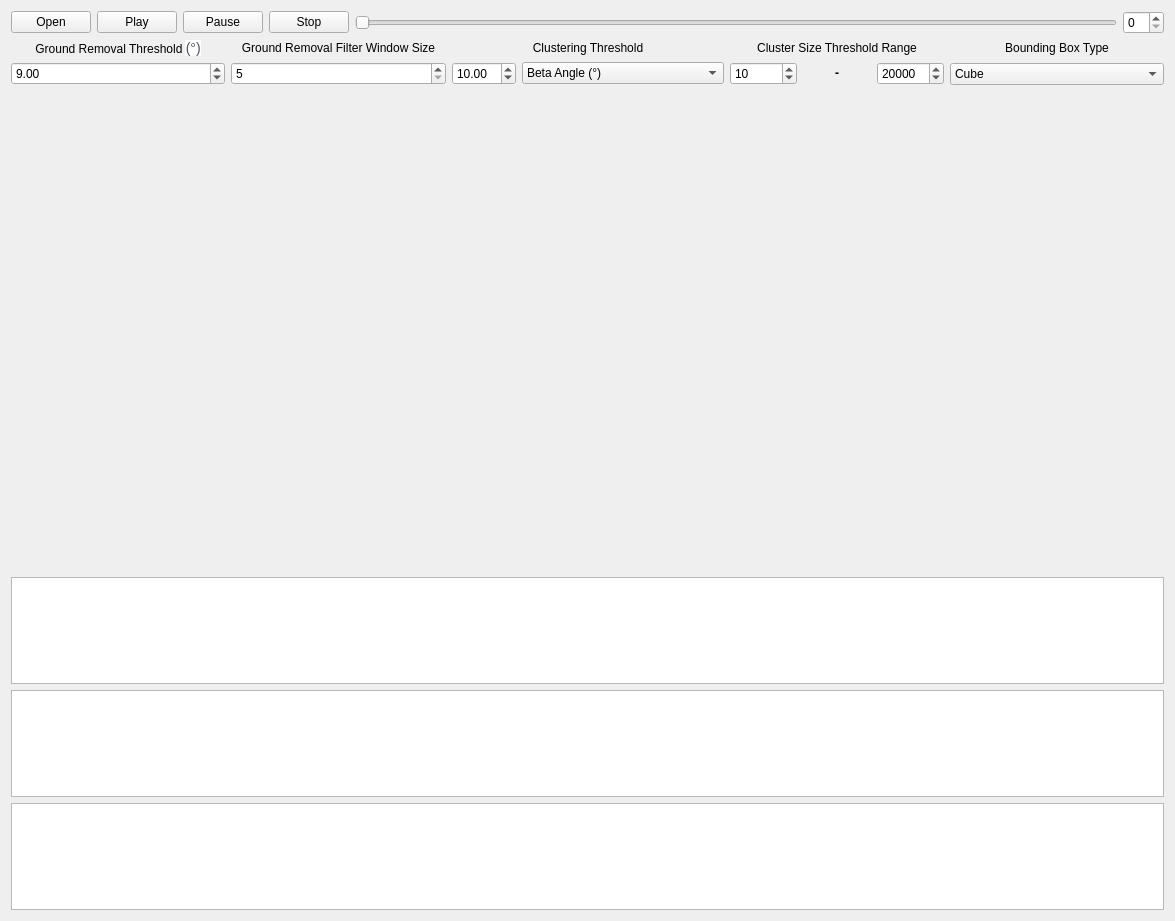
Above: src/src/visualization/ui/visualization.ui from cpsintegrationlab/depth_clustering before the change. Below: the same form after it.
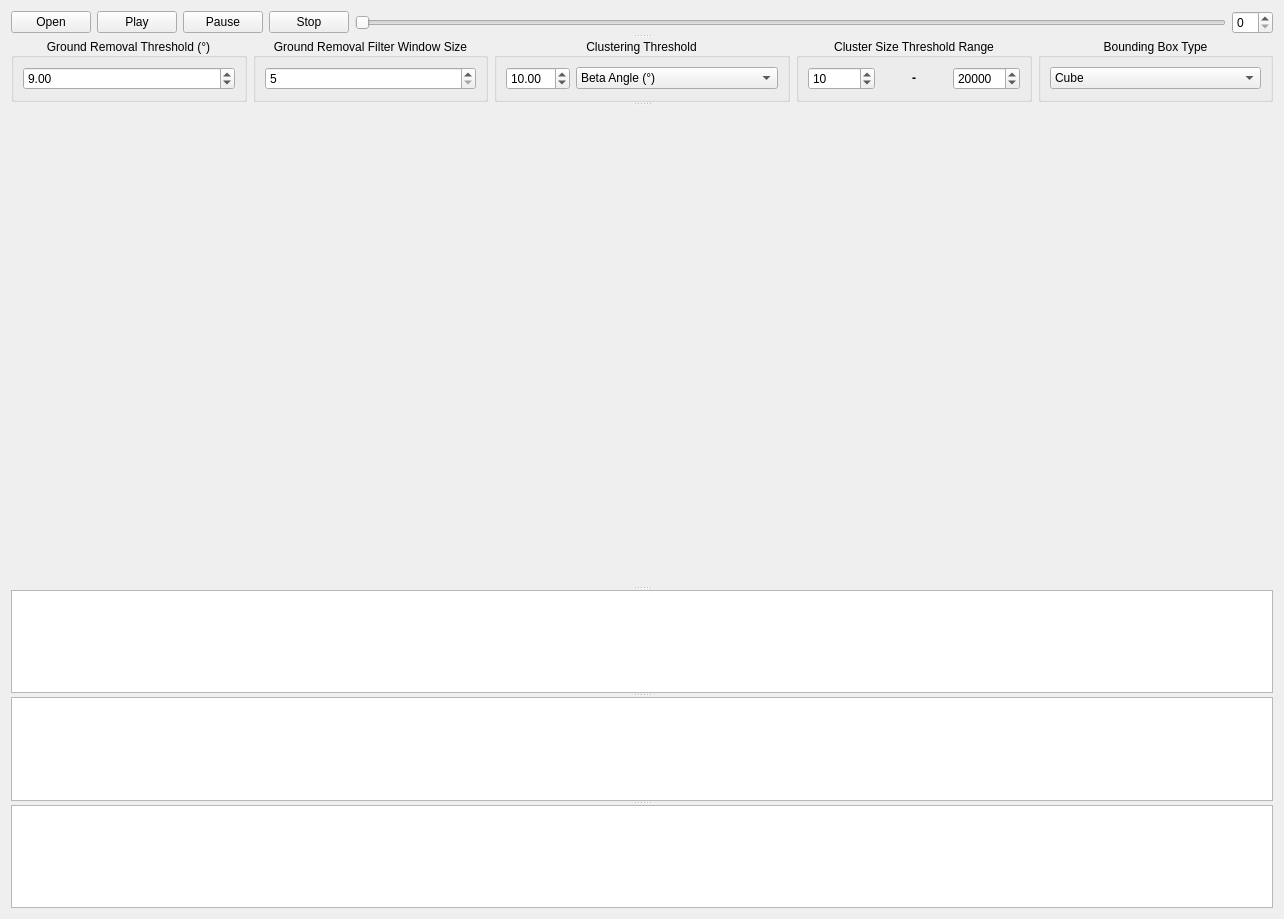
That is the form after the change. Custom widgets are drawn as their Qt base class.

Commit message: Change UI layout to splitter

Patch:
```diff
--- a/src/src/visualization/ui/visualization.ui
+++ b/src/src/visualization/ui/visualization.ui
@@ -6,8 +6,8 @@
    <rect>
     <x>0</x>
     <y>0</y>
-    <width>1175</width>
-    <height>921</height>
+    <width>1284</width>
+    <height>919</height>
    </rect>
   </property>
   <property name="sizePolicy">
@@ -19,10 +19,13 @@
   <property name="windowTitle">
    <string>Form</string>
   </property>
-  <layout class="QGridLayout" name="gridLayout">
+  <layout class="QGridLayout" name="gridLayout_6">
    <item row="0" column="0">
-    <layout class="QVBoxLayout" name="layout_vertical_control">
-     <item>
+    <widget class="QSplitter" name="splitter">
+     <property name="orientation">
+      <enum>Qt::Vertical</enum>
+     </property>
+     <widget class="QWidget" name="">
       <layout class="QHBoxLayout" name="layout_horizontal_control">
        <item>
         <widget class="QPushButton" name="button_open">
@@ -63,19 +66,22 @@
         <widget class="QSpinBox" name="spin_frame"/>
        </item>
       </layout>
-     </item>
-     <item>
+     </widget>
+     <widget class="QWidget" name="">
       <layout class="QHBoxLayout" name="layout_horizontal_parameter">
        <item>
-        <layout class="QVBoxLayout" name="layout_vertical_angle_ground_removal">
-         <item>
-          <widget class="QLabel" name="label_angle_ground_removal">
-           <property name="text">
-            <string>&lt;html&gt;&lt;head/&gt;&lt;body&gt;&lt;p align=&quot;center&quot;&gt;Ground Removal Threshold &lt;span style=&quot; font-family:'Roboto,arial,sans-serif'; font-size:14px; color:#4d5156; background-color:#ffffff;&quot;&gt;(°)&lt;/span&gt;&lt;/p&gt;&lt;/body&gt;&lt;/html&gt;</string>
-           </property>
-          </widget>
-         </item>
-         <item>
+        <widget class="QGroupBox" name="group_angle_ground_removal">
+         <property name="title">
+          <string>Ground Removal Threshold (°)</string>
+         </property>
+         <property name="alignment">
+          <set>Qt::AlignCenter</set>
+         </property>
+         <property name="flat">
+          <bool>false</bool>
+         </property>
+         <layout class="QGridLayout" name="gridLayout">
+          <item row="0" column="0">
           <widget class="QDoubleSpinBox" name="spin_angle_ground_removal">
            <property name="minimum">
             <double>1.000000000000000</double>
@@ -89,17 +95,18 @@
           </widget>
          </item>
         </layout>
-       </item>
-       <item>
-        <layout class="QVBoxLayout" name="layout_vertical_size_smooth_window">
-         <item>
-          <widget class="QLabel" name="label_size_smooth_window">
-           <property name="text">
-            <string>&lt;html&gt;&lt;head/&gt;&lt;body&gt;&lt;p align=&quot;center&quot;&gt;Ground Removal Filter Window Size&lt;/p&gt;&lt;/body&gt;&lt;/html&gt;</string>
-           </property>
           </widget>
          </item>
          <item>
+        <widget class="QGroupBox" name="group_size_smooth_window">
+         <property name="title">
+          <string>Ground Removal Filter Window Size</string>
+         </property>
+         <property name="alignment">
+          <set>Qt::AlignCenter</set>
+         </property>
+         <layout class="QGridLayout" name="gridLayout_2">
+          <item row="0" column="0">
           <widget class="QSpinBox" name="spin_size_smooth_window">
            <property name="minimum">
             <number>5</number>
@@ -116,19 +123,18 @@
           </widget>
          </item>
         </layout>
-       </item>
-       <item>
-        <layout class="QVBoxLayout" name="layout_vertical_angle_clustering">
-         <item>
-          <widget class="QLabel" name="label_angle_clustering">
-           <property name="text">
-            <string>&lt;html&gt;&lt;head/&gt;&lt;body&gt;&lt;p align=&quot;center&quot;&gt;Clustering Threshold&lt;/p&gt;&lt;/body&gt;&lt;/html&gt;</string>
-           </property>
           </widget>
          </item>
          <item>
-          <layout class="QHBoxLayout" name="layout_horizontal_angle_clustering">
-           <item>
+        <widget class="QGroupBox" name="group_angle_clustering">
+         <property name="title">
+          <string>Clustering Threshold</string>
+         </property>
+         <property name="alignment">
+          <set>Qt::AlignCenter</set>
+         </property>
+         <layout class="QGridLayout" name="gridLayout_3">
+          <item row="0" column="0">
             <widget class="QDoubleSpinBox" name="spin_angle_clustering">
              <property name="minimum">
               <double>1.000000000000000</double>
@@ -141,7 +147,7 @@
              </property>
             </widget>
            </item>
-           <item>
+          <item row="0" column="1">
             <widget class="QComboBox" name="combo_difference_type">
              <property name="currentIndex">
               <number>0</number>
@@ -174,21 +180,18 @@
             </widget>
            </item>
           </layout>
-         </item>
-        </layout>
-       </item>
-       <item>
-        <layout class="QVBoxLayout" name="layout_vertical_size_cluster">
-         <item>
-          <widget class="QLabel" name="label_size_cluster_min">
-           <property name="text">
-            <string>&lt;html&gt;&lt;head/&gt;&lt;body&gt;&lt;p align=&quot;center&quot;&gt;Cluster Size Threshold Range&lt;/p&gt;&lt;/body&gt;&lt;/html&gt;</string>
-           </property>
           </widget>
          </item>
          <item>
-          <layout class="QHBoxLayout" name="layout_horizontal_size_cluster">
-           <item>
+        <widget class="QGroupBox" name="group_size_cluster">
+         <property name="title">
+          <string>Cluster Size Threshold Range</string>
+         </property>
+         <property name="alignment">
+          <set>Qt::AlignCenter</set>
+         </property>
+         <layout class="QGridLayout" name="gridLayout_4">
+          <item row="0" column="0">
             <widget class="QSpinBox" name="spin_size_cluster_min">
              <property name="maximum">
               <number>100000</number>
@@ -198,14 +201,14 @@
              </property>
             </widget>
            </item>
-           <item>
+          <item row="0" column="1">
             <widget class="QLabel" name="label_size_cluster_min_2">
              <property name="text">
               <string>&lt;html&gt;&lt;head/&gt;&lt;body&gt;&lt;p align=&quot;center&quot;&gt;&lt;span style=&quot; font-weight:600;&quot;&gt;-&lt;/span&gt;&lt;/p&gt;&lt;/body&gt;&lt;/html&gt;</string>
              </property>
             </widget>
            </item>
-           <item>
+          <item row="0" column="2">
             <widget class="QSpinBox" name="spin_size_cluster_max">
              <property name="maximum">
               <number>1000000</number>
@@ -216,19 +219,18 @@
             </widget>
            </item>
           </layout>
-         </item>
-        </layout>
-       </item>
-       <item>
-        <layout class="QVBoxLayout" name="layout_vertical_bounding_box_type">
-         <item>
-          <widget class="QLabel" name="label_bounding_box_type">
-           <property name="text">
-            <string>&lt;html&gt;&lt;head/&gt;&lt;body&gt;&lt;p align=&quot;center&quot;&gt;Bounding Box Type&lt;/p&gt;&lt;/body&gt;&lt;/html&gt;</string>
-           </property>
           </widget>
          </item>
          <item>
+        <widget class="QGroupBox" name="group_bounding_box_type">
+         <property name="title">
+          <string>Bounding Box Type</string>
+         </property>
+         <property name="alignment">
+          <set>Qt::AlignCenter</set>
+         </property>
+         <layout class="QGridLayout" name="gridLayout_5">
+          <item row="0" column="0">
           <widget class="QComboBox" name="combo_bounding_box_type">
            <property name="currentIndex">
             <number>0</number>
@@ -246,15 +248,13 @@
           </widget>
          </item>
         </layout>
+        </widget>
        </item>
       </layout>
-     </item>
-    </layout>
-   </item>
-   <item row="1" column="0">
+     </widget>
     <widget class="Viewer" name="viewer_point_cloud" native="true">
      <property name="sizePolicy">
-      <sizepolicy hsizetype="MinimumExpanding" vsizetype="MinimumExpanding">
+       <sizepolicy hsizetype="MinimumExpanding" vsizetype="Expanding">
        <horstretch>0</horstretch>
        <verstretch>0</verstretch>
       </sizepolicy>
@@ -269,13 +269,9 @@
       <bool>false</bool>
      </property>
     </widget>
-   </item>
-   <item row="2" column="0">
-    <layout class="QVBoxLayout" name="layout_vertical_viewer_image">
-     <item>
       <widget class="QGraphicsView" name="viewer_image_difference">
        <property name="sizePolicy">
-        <sizepolicy hsizetype="MinimumExpanding" vsizetype="MinimumExpanding">
+       <sizepolicy hsizetype="MinimumExpanding" vsizetype="Fixed">
          <horstretch>0</horstretch>
          <verstretch>0</verstretch>
         </sizepolicy>
@@ -299,11 +295,9 @@
         <enum>QGraphicsView::SmartViewportUpdate</enum>
        </property>
       </widget>
-     </item>
-     <item>
       <widget class="QGraphicsView" name="viewer_image_segmentation">
        <property name="sizePolicy">
-        <sizepolicy hsizetype="MinimumExpanding" vsizetype="MinimumExpanding">
+       <sizepolicy hsizetype="MinimumExpanding" vsizetype="Fixed">
          <horstretch>0</horstretch>
          <verstretch>0</verstretch>
         </sizepolicy>
@@ -327,11 +321,9 @@
         <enum>QGraphicsView::SmartViewportUpdate</enum>
        </property>
       </widget>
-     </item>
-     <item>
       <widget class="QGraphicsView" name="viewer_image_depth">
        <property name="sizePolicy">
-        <sizepolicy hsizetype="MinimumExpanding" vsizetype="MinimumExpanding">
+       <sizepolicy hsizetype="MinimumExpanding" vsizetype="Fixed">
          <horstretch>0</horstretch>
          <verstretch>0</verstretch>
         </sizepolicy>
@@ -349,8 +341,7 @@
         </size>
        </property>
       </widget>
-     </item>
-    </layout>
+    </widget>
    </item>
   </layout>
  </widget>
```
Lines whose indentation alone changed are shown as unchanged.
